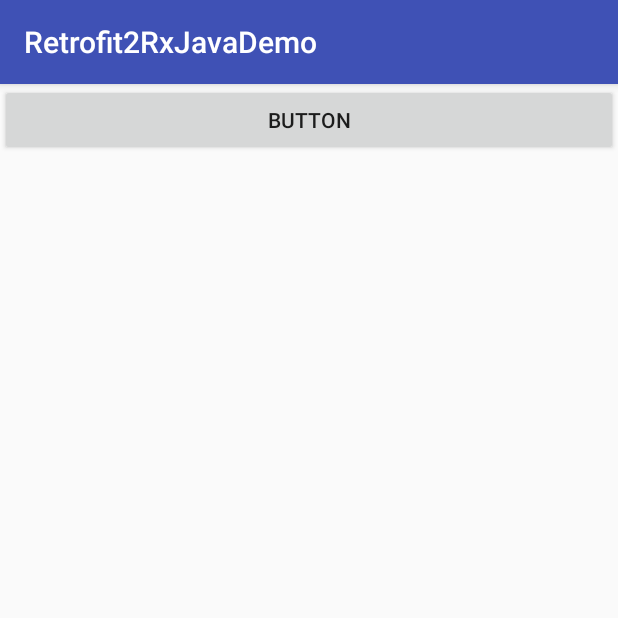
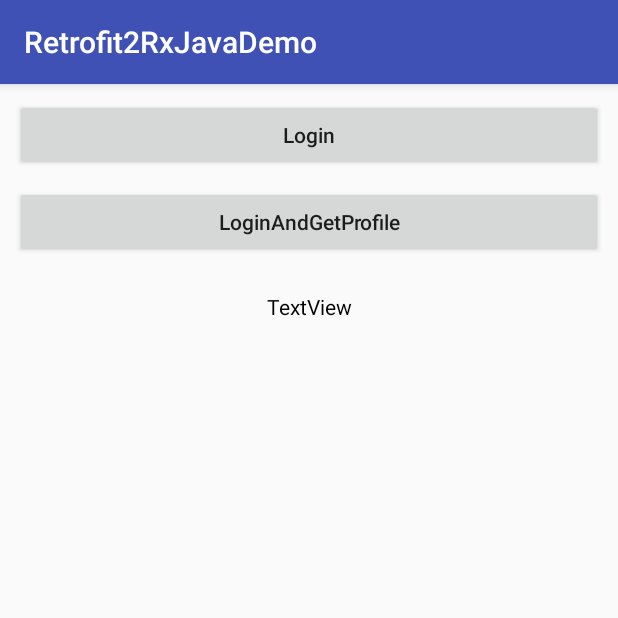
Before and after one commit to fjzboy/Retrofit2RxJava-Android-Simples, an Android app: the screen it shows after launch (LoginActivity), on a phone screen of 412 x 824 dp, the top half of it. Run offline under Robolectric (Android 15) with nearby library versions, the phone set to English and light mode, and no system bars; our stand-ins replace EventBus, Timber; libraries missing offline, so code that uses them is left out: rx.subscriptions.

```diff
--- a/app/src/main/java/com/mitnick/rxjava/activity/BaseActivity.java
+++ b/app/src/main/java/com/mitnick/rxjava/activity/BaseActivity.java
@@ -40,19 +40,17 @@ public abstract class BaseActivity extends AppCompatActivity{
     protected void onResume() {
         super.onResume();
         EventBus.getDefault().register(this);
-        HttpImpl.getInstance().register(this);
     }
 
     @Subscribe
     protected  void onEventMainThread(Object event){
-//        MessageType.handlerNetWorkException(this,event);
+        MessageType.handlerNetWorkException(this,event);
     };
 
     @Override
     protected void onPause() {
         super.onPause();
         EventBus.getDefault().unregister(this);
-        HttpImpl.getInstance().unregister(this);
     }
 
     public void showProgressDialog(String message) {
--- a/app/src/main/java/com/mitnick/rxjava/activity/LoginActivity.java
+++ b/app/src/main/java/com/mitnick/rxjava/activity/LoginActivity.java
@@ -2,9 +2,11 @@ package com.mitnick.rxjava.activity;
 
 import android.content.Intent;
 import android.view.View;
+import android.widget.TextView;
 import android.widget.Toast;
 import com.mitnick.rxjava.R;
 import com.mitnick.rxjava.RxApplication;
+import com.mitnick.rxjava.bean.Profile;
 import com.mitnick.rxjava.bean.Token;
 import com.mitnick.rxjava.net.FailedEvent;
 import com.mitnick.rxjava.net.HttpImpl;
@@ -21,9 +23,12 @@ import timber.log.Timber;
 public class LoginActivity extends BaseActivity {
     private String mAccessToken = "";
 
+    private TextView mTextView;
+
     @Override
     public void initView() {
         setContentView(R.layout.activity_login);
+        mTextView = (TextView) findViewById(R.id.textView);
     }
 
     @Override
@@ -38,6 +43,14 @@ public class LoginActivity extends BaseActivity {
             public void onClick(View v) {
                 showProgressDialog("login...");
                 HttpImpl.getInstance().login("Basic dG1qMDAxOjEyMzQ1Ng==");
+            }
+        });
+
+        findViewById(R.id.loginAndGetProfile).setOnClickListener(new View.OnClickListener() {
+            @Override
+            public void onClick(View v) {
+                showProgressDialog("login...");
+                HttpImpl.getInstance().loginAndGetProfile("Basic dG1qMDAxOjEyMzQ1Ng==");
             }
         });
     }
@@ -62,6 +75,11 @@ public class LoginActivity extends BaseActivity {
             intent.putExtra("accessToken",mAccessToken);
             startActivity(intent);
         }
+        if(event instanceof Profile){
+            Profile profile = (Profile) event;
+            mTextView.setText("获取成功： \t name :" + profile.getUsername() +" \t Email :"
+                    + profile.getEmail() + "\t  height: "+ profile.getHeight() + " \t weight :"+ profile.getWeight());
+        }
         if(event instanceof FailedEvent){
             int type = ((FailedEvent) event).getType();
             String message = ((FailedEvent) event).getObject()!=null ?
--- a/app/src/main/java/com/mitnick/rxjava/activity/MainActivity.java
+++ b/app/src/main/java/com/mitnick/rxjava/activity/MainActivity.java
@@ -81,7 +81,6 @@ public class MainActivity extends BaseActivity {
         if(event instanceof Profile){
             Profile profile = (Profile) event;
             mTextView.setText("获取用户信息成功：" + profile.getUsername());
-//            Toast.makeText(this, "Profile name is " + profile.getUsername(), Toast.LENGTH_SHORT).show();
             startActivity(new Intent().setClass(MainActivity.this,MainActivity.class));
         }
 
--- a/app/src/main/res/layout/activity_login.xml
+++ b/app/src/main/res/layout/activity_login.xml
@@ -1,13 +1,36 @@
 <?xml version="1.0" encoding="utf-8"?>
 <LinearLayout xmlns:android="http://schemas.android.com/apk/res/android"
     android:orientation="vertical" android:layout_width="match_parent"
-    android:layout_height="match_parent">
+    android:layout_height="match_parent"
+    android:layout_margin="10dp">
 
     <Button
-        android:text="Button"
+        android:layout_gravity="center_horizontal"
+        android:text="Login"
+        android:textAllCaps="false"
         android:layout_width="match_parent"
         android:layout_height="wrap_content"
-
         android:id="@+id/login" />
     <!--android:onClick="login"-->
+
+    <Button
+        android:layout_gravity="center_horizontal"
+        android:text="LoginAndGetProfile"
+        android:layout_width="match_parent"
+        android:layout_height="wrap_content"
+        android:layout_marginTop="10dp"
+        android:textAllCaps="false"
+        android:id="@+id/loginAndGetProfile" />
+
+    <TextView
+        android:layout_gravity="center_horizontal"
+        android:text="TextView"
+        android:layout_width="match_parent"
+        android:layout_height="45dp"
+        android:layout_marginTop="10dp"
+        android:gravity="center"
+        android:textColor="@android:color/black"
+        android:id="@+id/textView" />
+
+
 </LinearLayout>
```
Also changed, not shown: app/src/main/java/com/mitnick/rxjava/net/HttpImpl.java (+43 -34 lines).
